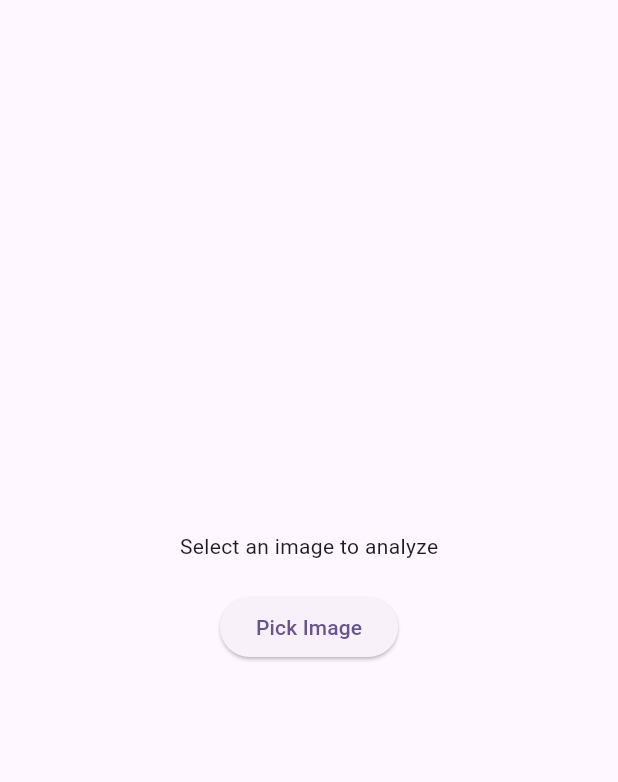
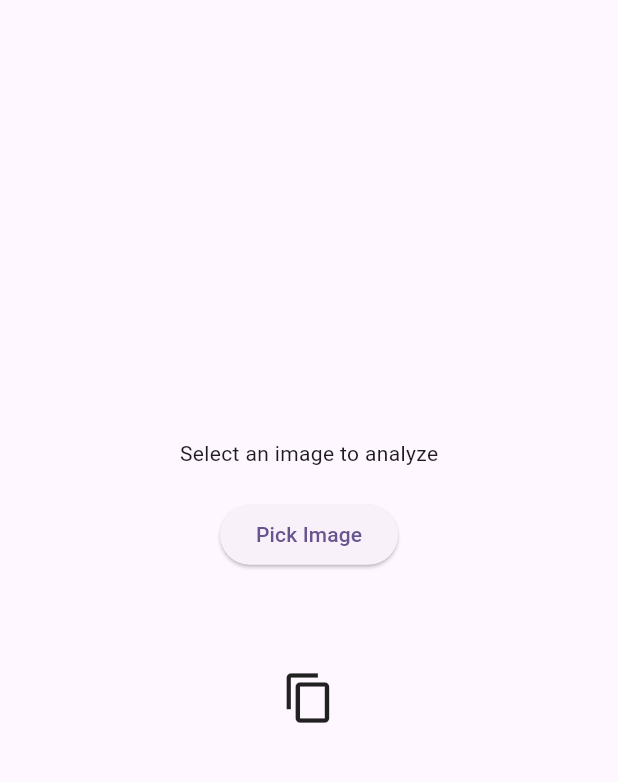
Before and after one commit to EmirYNWA/flutter-text-recognition, a Flutter app: the screen it shows after launch, on a phone screen of 412 x 824 dp, the part 63-845 px from its top. Run offline on Flutter 3.47's test engine with Material 3 defaults, Android fonts, the light colour scheme and no system bars; our stand-ins replace image_picker; missing offline and left inert: google_mlkit_text_recognition.

Commit message:
Shown the generated text on the screen and allowed user to select it and copy it using gesture detector. Fixed the application design a bit.

```diff
--- a/lib/main.dart
+++ b/lib/main.dart
@@ -1,5 +1,6 @@
 import 'dart:io';
 import 'package:flutter/material.dart';
+import 'package:flutter/services.dart';
 import 'package:google_mlkit_text_recognition/google_mlkit_text_recognition.dart';
 import 'package:image_picker/image_picker.dart';
 
@@ -33,6 +34,7 @@ class MyHomePage extends StatefulWidget {
 
 class _MyHomePageState extends State<MyHomePage> {
   File? _imageFile;
+  String generatedText = "";
 
   Future<void> _pickImage() async {
     final pickedFile = await ImagePicker().pickImage(source: ImageSource.gallery);
@@ -49,7 +51,9 @@ class _MyHomePageState extends State<MyHomePage> {
     final textRecognizer = TextRecognizer();
     final RecognizedText recognizedText = await textRecognizer.processImage(inputImage);
     String extractedText = recognizedText.text;
-    print(extractedText);
+    setState(() {
+      generatedText = extractedText;
+    });
   }
 
   @override
@@ -68,12 +72,32 @@ class _MyHomePageState extends State<MyHomePage> {
             children: <Widget>[
               _imageFile == null
                   ? const Text('Select an image to analyze')
-                  : Image.file(_imageFile!),
+                  : Container(
+                      padding: const EdgeInsets.only(left: 40, right: 40),
+                      child: ClipRRect(
+                        borderRadius: BorderRadius.circular(20),
+                        child: Image.file(_imageFile!),
+                      ),
+                  ),
               const SizedBox(height: 20,),
               ElevatedButton(
-                  onPressed: _pickImage,
-                  child: const Text('Pick Image'),
-              )
+                onPressed: _pickImage,
+                child: const Text('Pick Image'),
+              ),
+              const SizedBox(height: 20,),
+              SelectableText(
+                generatedText,
+                style: const TextStyle(fontSize: 16),
+                textAlign: TextAlign.justify,
+              ),
+              const SizedBox(height: 20,),
+              GestureDetector(
+                child: const Icon(Icons.copy, size: 36),
+                onTap: () {
+                  Clipboard.setData(ClipboardData(text: generatedText));
+                },
+              ),
+              const SizedBox(height: 20,),
             ],
           ),
         ),
```
